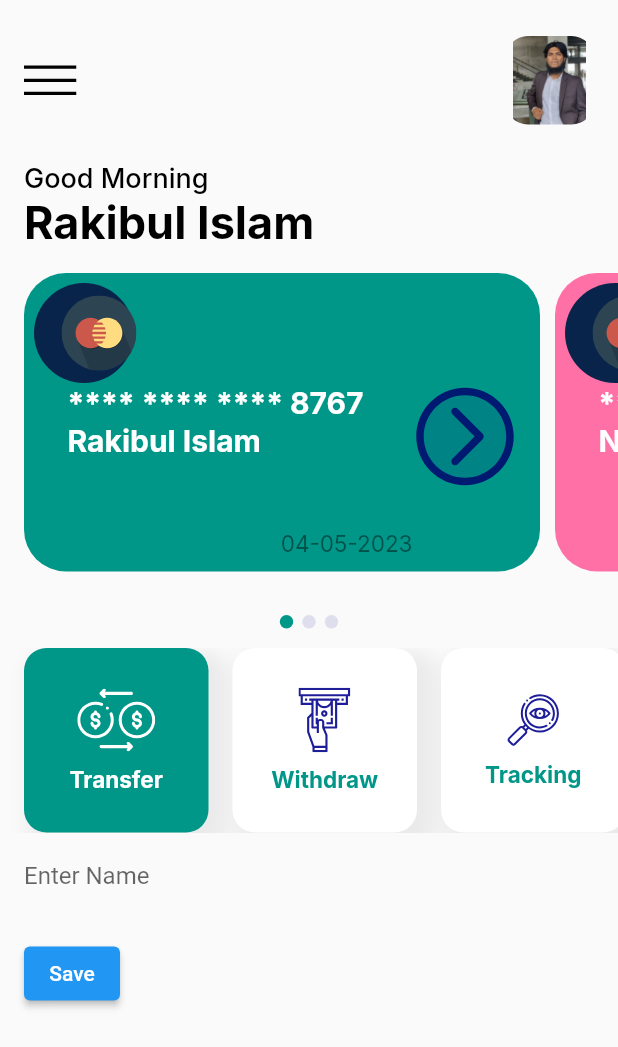
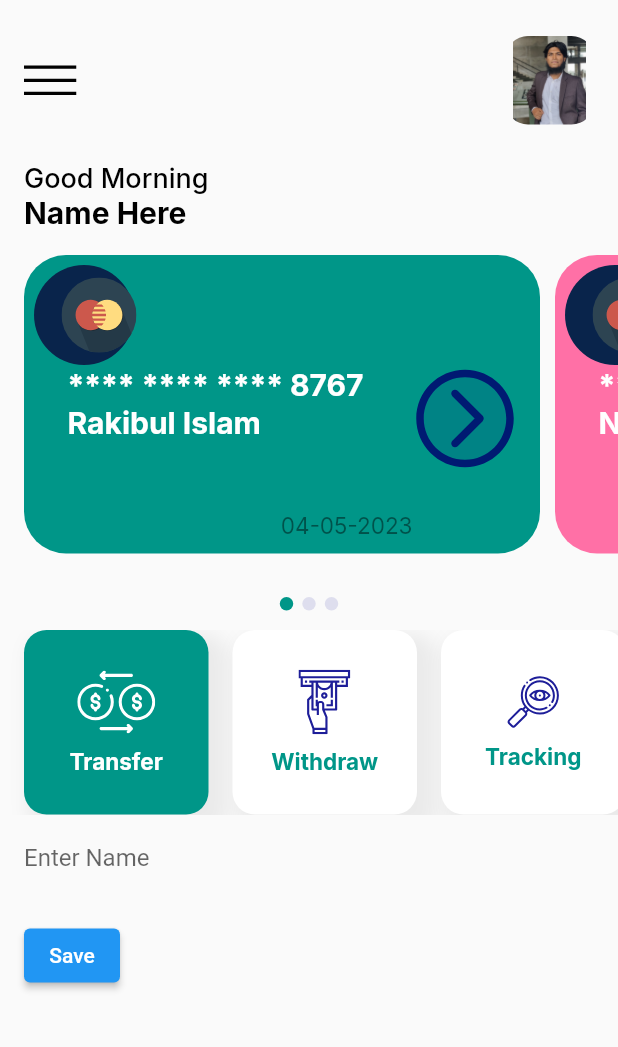
Before and after one commit to Rakibul25/-100daysofcode-mobile_app-, a Flutter app: the screen it shows after launch, after a tap on "Save", on a phone screen of 412 x 824 dp. Shown: the top 1047 px of the screen. Run offline on Flutter 3.47's test engine with Material 2 defaults, Android fonts, the light colour scheme and no system bars; our stand-ins replace flutter_svg, google_fonts, shared_preferences; missing offline and left inert: dart:ffi.

Commit message:
shared pref single value done

```diff
--- a/bank/lib/Screens/home_screen.dart
+++ b/bank/lib/Screens/home_screen.dart
@@ -4,6 +4,7 @@ import 'package:bank/models/operation_model.dart';
 import 'package:flutter/material.dart';
 import 'package:flutter_svg/flutter_svg.dart';
 import 'package:google_fonts/google_fonts.dart';
+import 'package:shared_preferences/shared_preferences.dart';
 
 class HomeScreen extends StatefulWidget {
   const HomeScreen({Key? key}) : super(key: key);
@@ -15,6 +16,7 @@ class HomeScreen extends StatefulWidget {
 class _HomeScreenState extends State<HomeScreen> {
   int current = 0;
   var nameController = TextEditingController();
+  var nameValue = "";
   List<T> map<T>(List list, Function handler) {
     List<T> result = [];
     for (var i = 0; i < list.length; i++) {
@@ -22,7 +24,12 @@ class _HomeScreenState extends State<HomeScreen> {
     }
     return result;
   }
-
+  @override
+  void initState() {
+    // TODO: implement initState
+    super.initState();
+    getValue();
+  }
   @override
   Widget build(BuildContext context) {
     return Scaffold(
@@ -70,9 +77,9 @@ class _HomeScreenState extends State<HomeScreen> {
                           fontSize: 18,
                           fontWeight: FontWeight.w500,
                           color: Color(0xFF000000))),
-                  Text('Rakibul Islam',
+                  Text(nameValue,
                       style: GoogleFonts.inter(
-                          fontSize: 30,
+                          fontSize: 20,
                           fontWeight: FontWeight.w700,
                           color: Color(0xFF000000)))
                 ],
@@ -217,9 +224,10 @@ class _HomeScreenState extends State<HomeScreen> {
                         ),
                   ),
                   SizedBox(height: 11),
-                  ElevatedButton(onPressed: (){
+                  ElevatedButton(onPressed: () async {
                     var name = nameController.text.toString();
-                    print(name);
+                    var prefs = await SharedPreferences.getInstance();
+                    prefs.setString("name", name);
                   }, child: Text('Save'))
                 ],
               ),
@@ -228,6 +236,15 @@ class _HomeScreenState extends State<HomeScreen> {
         ),
       ),
     );
+  }
+
+  Future<void> getValue() async {
+    var prefs =await SharedPreferences.getInstance();
+    var getName = prefs.getString("name");
+    nameValue = getName ?? "Name Here";
+    setState(() {
+
+    });
   }
 }
 
```
Also changed, not shown: 4 other files.
